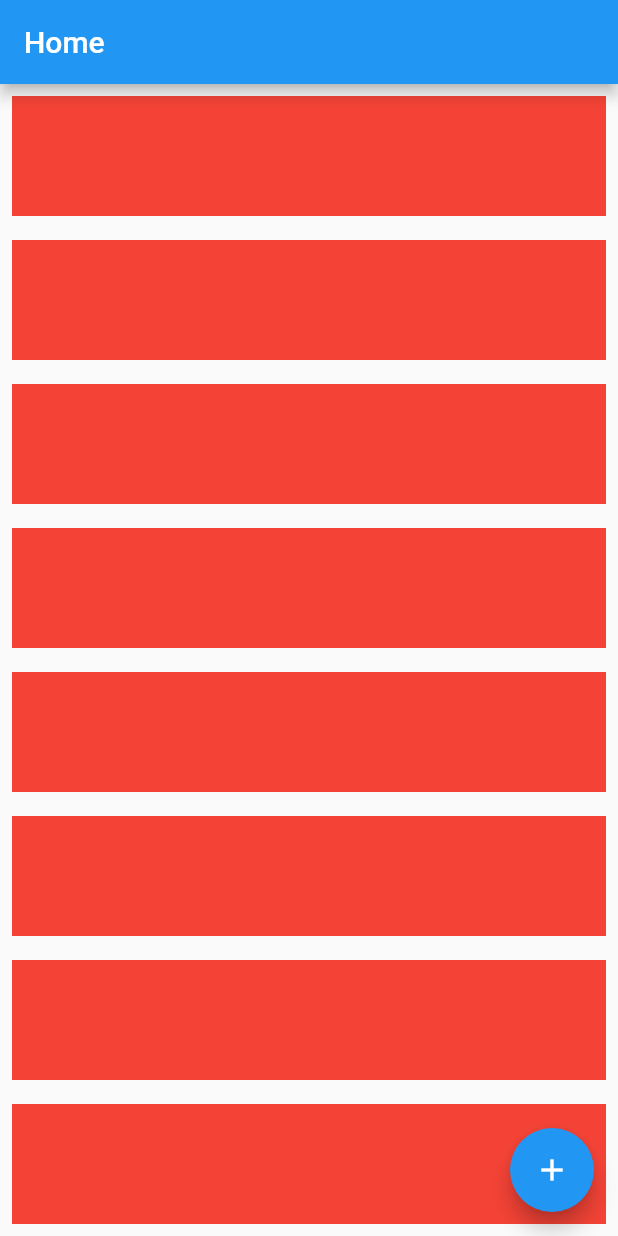
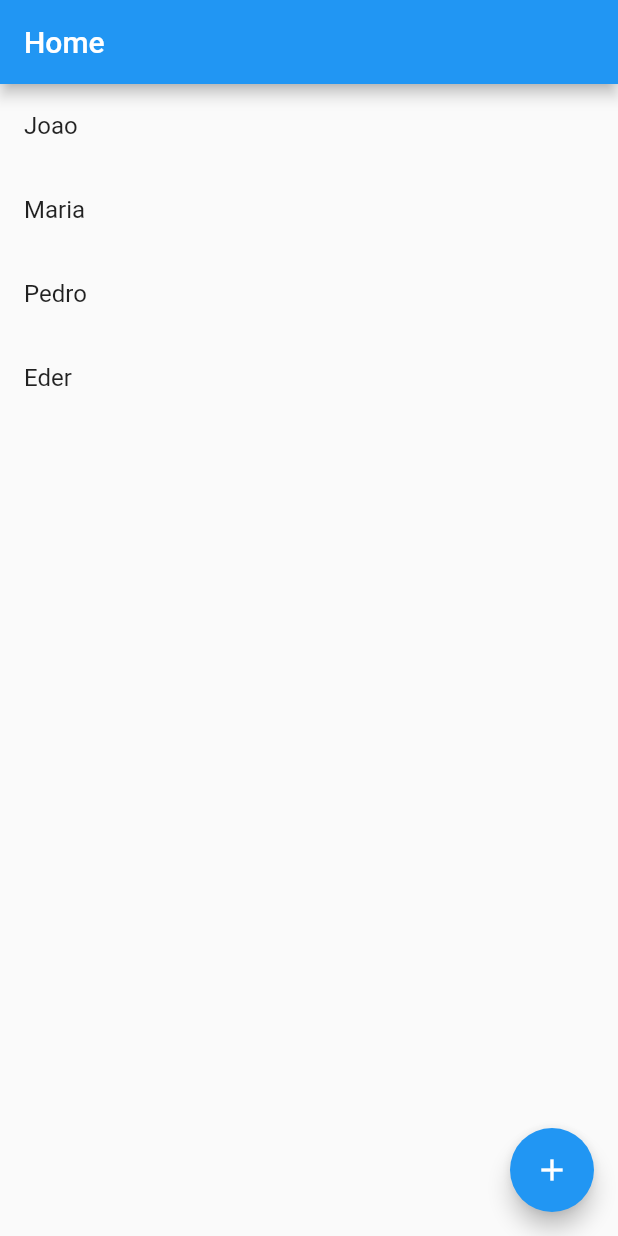
Before and after one commit to ederbiason/flutter_aplication, a Flutter app: the screen it shows after launch, on a phone screen of 412 x 824 dp. Run offline on Flutter 3.47's test engine with Material 2 defaults, Android fonts, the phone set to English and light mode, and no system bars.

Commit message:
list view builder

```diff
--- a/lib/home_page.dart
+++ b/lib/home_page.dart
@@ -36,7 +36,9 @@ class HomePage extends StatefulWidget {
 }
 
 class _HomePageState extends State<HomePage> {
+
   var counter = 0;
+  final names = ['Joao', 'Maria', 'Pedro', 'Eder'];
 
   @override
   Widget build(BuildContext context) {
@@ -45,18 +47,15 @@ class _HomePageState extends State<HomePage> {
       body: SizedBox(
           width: double.infinity,
           height: double.infinity,
-          child: SingleChildScrollView(
-            child: Column(
-              children: [
-                for (var i = 0; i < 10; i++)
-                  Container(
-                    width: double.infinity,
-                    height: 80,
-                    margin: EdgeInsets.all(8),
-                    color: Colors.red,
-                  ),
-              ],
-          ))),
+          child: ListView.builder(
+            itemCount: names.length,
+            itemBuilder: ((context, index) {
+              final name = names[index];
+              return ListTile(
+                title: Text(name),
+              );
+            }),
+          )),
       floatingActionButton: FloatingActionButton(
         child: Icon(Icons.add),
         onPressed: () {
```
